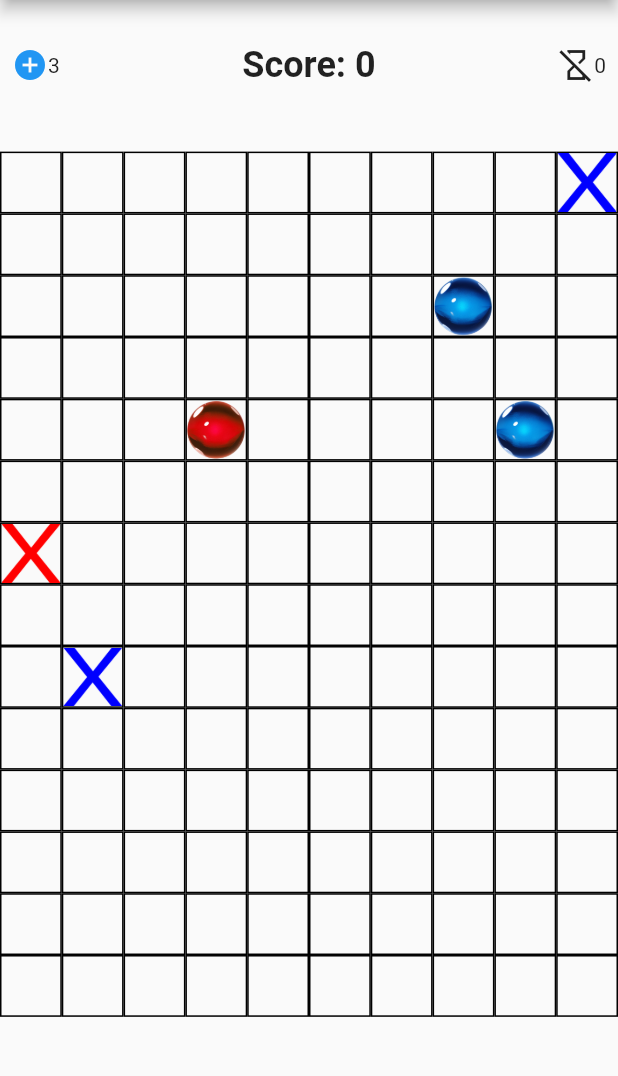
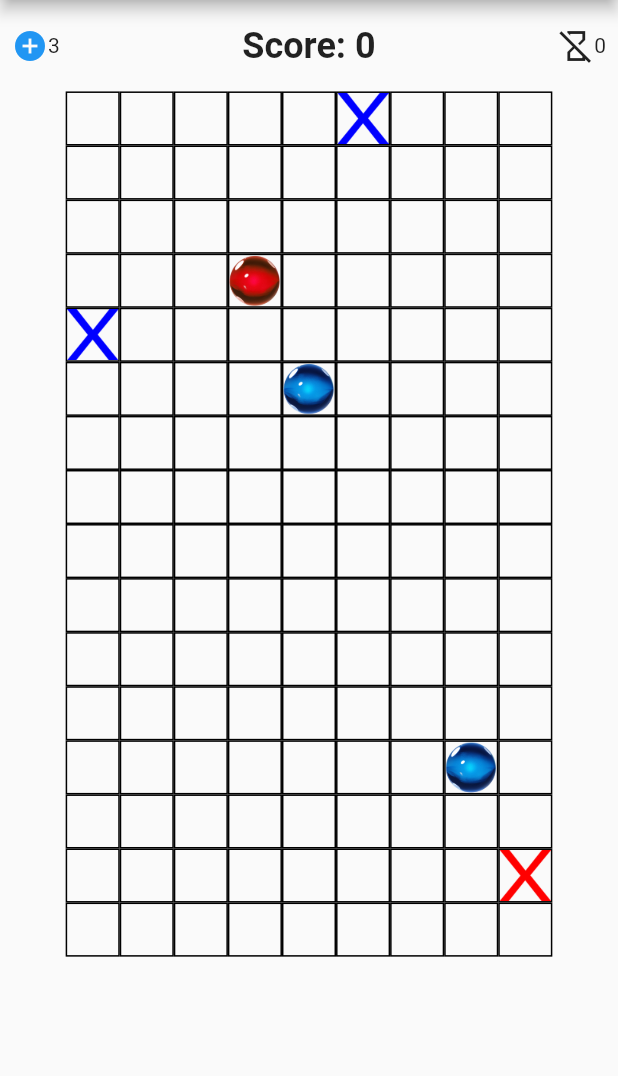
Before and after one commit to BigFlexLiu/connect-five, a Flutter app: the screen it shows after launch, after a tap on "Play", on a phone screen of 412 x 824 dp, the part 84-1160 px from its top. Run offline on Flutter 3.47's test engine with Material 2 defaults, Android fonts, the phone set to English and light mode, and no system bars; our stand-ins replace audioplayers, shared_preferences.

Commit message:
Make board size and position more controllable

```diff
--- a/lib/constant.dart
+++ b/lib/constant.dart
@@ -4,8 +4,9 @@ import 'package:flutter/material.dart';
 
 typedef Position = Point<int>;
 
-const WIDTH = 10;
-const HEIGHT = 15;
+const MAXNUMGRIDS = 150;
+const horitzontalScreenUsageRatio = 0.9;
+const verticalScreenUsageRatio = 0.7;
 const N = null;
 
 const images = [
--- a/lib/main.dart
+++ b/lib/main.dart
@@ -2,10 +2,12 @@ import 'dart:math';
 
 import 'package:connect_five/bloc/game_board_notifier.dart';
 import 'package:connect_five/screens/menu.dart';
+import 'package:connect_five/util/util.dart';
 import 'package:flutter/material.dart';
 import 'package:provider/provider.dart';
 
 import 'bloc/leaderboard.dart';
+import 'constant.dart';
 
 void main() {
   runApp(const MyApp());
@@ -17,22 +19,14 @@ class MyApp extends StatelessWidget {
   @override
   Widget build(BuildContext context) {
     // Get the screen size
-    Size screenSize = MediaQuery.of(context).size;
+    final Size screenSize = MediaQuery.of(context).size;
 
-    // Calculate total grid area (80% of screen area)
-    final double totalGridArea = screenSize.width * screenSize.height * 0.7;
-
-    // Calculate area, width, and height of each grid item
-    final double gridItemArea = totalGridArea / 150;
-    final double gridItemSize = sqrt(gridItemArea);
-
-    // Estimate number of rows and columns
-    final int cols = (screenSize.width / gridItemSize).floor();
-    final int rows = (screenSize.height * 0.7 / gridItemSize).floor();
+    final Point<int> boardSize = getNumRowAndCol(screenSize);
 
     return MultiProvider(
       providers: [
-        ChangeNotifierProvider(create: (_) => GameBoardNotifier(cols, rows)),
+        ChangeNotifierProvider(
+            create: (_) => GameBoardNotifier(boardSize.x, boardSize.y)),
         ChangeNotifierProvider(
           create: (context) => LeaderBoardProvider(),
         ),
--- a/lib/screens/game_screen.dart
+++ b/lib/screens/game_screen.dart
@@ -41,19 +41,19 @@ class _GameScreenState extends State<GameScreen> {
 
   @override
   Widget build(BuildContext context) {
+    final gameBoard = Provider.of<GameBoardNotifier>(context);
     // Get the screen size
     Size screenSize = MediaQuery.of(context).size;
 
-    // Calculate total grid area (80% of screen area)
-    final double totalGridArea = screenSize.width * screenSize.height * 0.7;
+    // Calculate total grid area (80% of horizontal screen with 70% of vertical screen)
+    final double width = screenSize.width * horitzontalScreenUsageRatio;
+    final double height = screenSize.height * verticalScreenUsageRatio;
 
-    // Calculate area, width, and height of each grid item
-    final double gridItemArea = totalGridArea / 150;
-    final double gridItemSize = sqrt(gridItemArea);
+    final double gridItemSize =
+        min(width / gameBoard.width, height / gameBoard.height);
 
-    final int cols = (screenSize.width / gridItemSize).floor();
-
-    final double actualGridWidth = screenSize.width / cols;
+    final double actualWidth = gridItemSize * gameBoard.width;
+    final double actualHeight = gridItemSize * gameBoard.height;
 
     return WillPopScope(
       onWillPop: () async => false,
@@ -78,22 +78,13 @@ class _GameScreenState extends State<GameScreen> {
                   },
                 ),
               ]),
-          body: LayoutBuilder(
-            builder:
-                (BuildContext context, BoxConstraints viewportConstraints) {
-              final gameBoard = Provider.of<GameBoardNotifier>(context);
-              return ConstrainedBox(
-                constraints: BoxConstraints(
-                  minHeight: viewportConstraints.maxHeight,
-                ),
-                child: Column(
+          body: Column(
             mainAxisSize: MainAxisSize.min,
             mainAxisAlignment: MainAxisAlignment.spaceBetween,
             children: <Widget>[
-                    SizedBox(height: viewportConstraints.maxHeight * 0.02),
+              SizedBox(height: screenSize.height * 0.02),
               Padding(
-                      padding: const EdgeInsetsDirectional.symmetric(
-                          horizontal: 8.0),
+                padding: const EdgeInsetsDirectional.symmetric(horizontal: 8.0),
                 child: Row(
                   children: [
                     Icon(
@@ -118,21 +109,21 @@ class _GameScreenState extends State<GameScreen> {
                   ],
                 ),
               ),
-                    SizedBox(height: viewportConstraints.maxHeight * 0.02),
-                    SizedBox(
-                        height: viewportConstraints.maxHeight * 0.8,
+              SizedBox(height: screenSize.height * 0.02),
+              Center(
+                child: SizedBox(
+                    height: actualHeight,
+                    width: actualWidth,
                     child: LayoutBuilder(
                       builder: (context, constraints) {
                         return GestureDetector(
                           onPanDown: (details) {
                             final RenderBox renderBox =
                                 context.findRenderObject() as RenderBox;
-                                final localPosition = renderBox
-                                    .globalToLocal(details.globalPosition);
-                                final x = (localPosition.dx / actualGridWidth)
-                                    .floor();
-                                final y = (localPosition.dy / actualGridWidth)
-                                    .floor();
+                            final localPosition =
+                                renderBox.globalToLocal(details.globalPosition);
+                            final x = (localPosition.dx / gridItemSize).floor();
+                            final y = (localPosition.dy / gridItemSize).floor();
                             Provider.of<GameBoardNotifier>(context,
                                     listen: false)
                                 .startTouch(x, y);
@@ -140,12 +131,10 @@ class _GameScreenState extends State<GameScreen> {
                           onPanUpdate: (details) {
                             final RenderBox renderBox =
                                 context.findRenderObject() as RenderBox;
-                                final localPosition = renderBox
-                                    .globalToLocal(details.globalPosition);
-                                final x = (localPosition.dx / actualGridWidth)
-                                    .floor();
-                                final y = (localPosition.dy / actualGridWidth)
-                                    .floor();
+                            final localPosition =
+                                renderBox.globalToLocal(details.globalPosition);
+                            final x = (localPosition.dx / gridItemSize).floor();
+                            final y = (localPosition.dy / gridItemSize).floor();
                             Provider.of<GameBoardNotifier>(context,
                                     listen: false)
                                 .updateTouch(x, y);
@@ -154,19 +143,12 @@ class _GameScreenState extends State<GameScreen> {
                                   context,
                                   listen: false)
                               .endTouch(),
-                              child: AspectRatio(
-                                aspectRatio: gameBoard.width / gameBoard.height,
-                                child: GridView.builder(
-                                  physics: const NeverScrollableScrollPhysics(),
-                                  itemCount: gameBoard.width * gameBoard.height,
-                                  gridDelegate:
-                                      SliverGridDelegateWithFixedCrossAxisCount(
-                                    crossAxisCount: gameBoard.width,
-                                  ),
-                                  itemBuilder:
-                                      (BuildContext context, int index) {
-                                    final int x = index % gameBoard.width;
-                                    final int y = index ~/ gameBoard.width;
+                          child: Column(
+                              children: List.generate(gameBoard.height, (row) {
+                            return Row(
+                                children: List.generate(gameBoard.width, (col) {
+                              final int x = col;
+                              final int y = row;
 
                               final position = Point(x, y);
                               final isTaken =
@@ -189,9 +171,7 @@ class _GameScreenState extends State<GameScreen> {
 
                               // Define the color for the Container decoration based on certain conditions
                               final boxColor =
-                                        (isTaken || isInConnectFive)
-                                            ? color
-                                            : null;
+                                  (isTaken || isInConnectFive) ? color : null;
                               // Define the image for the Container child based on certain conditions
                               final containerImage = (image != null)
                                   ? AssetImage(image)
@@ -199,31 +179,89 @@ class _GameScreenState extends State<GameScreen> {
                                       ? AssetImage(previewImage)
                                       : null;
                               // Define the child for the Container based on whether there's an image or not
-                                    final containerChild =
-                                        (containerImage != null)
+                              final containerChild = (containerImage != null)
                                   ? Image(
                                       image: containerImage,
                                       fit: BoxFit.contain)
                                   : null;
                               // Return the Container
                               return Container(
+                                width: gridItemSize,
+                                height: gridItemSize,
                                 decoration: BoxDecoration(
                                   border: Border.all(),
                                   color: boxColor,
                                 ),
                                 child: containerChild,
                               );
-                                  },
-                                ),
-                              ),
+                            }));
+                          })),
+                          // children: [
+                          //   GridView.builder(
+                          //     physics: const NeverScrollableScrollPhysics(),
+                          //     itemCount: gameBoard.width * gameBoard.height,
+                          //     gridDelegate:
+                          //         SliverGridDelegateWithFixedCrossAxisCount(
+                          //       crossAxisCount: gameBoard.width,
+                          //     ),
+                          //     itemBuilder: (BuildContext context, int index) {
+                          //       final int x = index %
+                          //           ((gameBoard.width - horizontalOffset) *
+                          //                   horitzontalScreenUsageRatio)
+                          //               .floor();
+                          //       final int y = index ~/ gameBoard.width;
+
+                          //       final position = Point(x, y);
+                          //       final isTaken =
+                          //           Provider.of<GameBoardNotifier>(context)
+                          //               .movePath
+                          //               .contains(position);
+                          //       final isInConnectFive =
+                          //           Provider.of<GameBoardNotifier>(context)
+                          //               .connectiveFivePos
+                          //               .contains(position);
+                          //       final color =
+                          //           Provider.of<GameBoardNotifier>(context)
+                          //               .getPositionColor(position);
+                          //       final previewImage =
+                          //           Provider.of<GameBoardNotifier>(context)
+                          //               .previewImage(position);
+                          //       final image =
+                          //           Provider.of<GameBoardNotifier>(context)
+                          //               .selectedSpotImage(position);
+
+                          //       // Define the color for the Container decoration based on certain conditions
+                          //       final boxColor =
+                          //           (isTaken || isInConnectFive) ? color : null;
+                          //       // Define the image for the Container child based on certain conditions
+                          //       final containerImage = (image != null)
+                          //           ? AssetImage(image)
+                          //           : (previewImage != null)
+                          //               ? AssetImage(previewImage)
+                          //               : null;
+                          //       // Define the child for the Container based on whether there's an image or not
+                          //       final containerChild = (containerImage != null)
+                          //           ? Image(
+                          //               image: containerImage,
+                          //               fit: BoxFit.contain)
+                          //           : null;
+                          //       // Return the Container
+                          //       return Container(
+                          //         decoration: BoxDecoration(
+                          //           border: Border.all(),
+                          //           color: boxColor,
+                          //         ),
+                          //         child: containerChild,
+                          //       );
+                          //     },
+                          //   ),
+                          // ],
                         );
                       },
                     )),
-                    SizedBox(height: viewportConstraints.maxHeight * 0.05),
+              ),
+              SizedBox(height: screenSize.height * 0.05),
             ],
-                ),
-              );
-            },
           ),
         ),
       ),
--- /dev/null
+++ b/lib/util/util.dart
@@ -0,0 +1,28 @@
+import 'dart:math';
+import 'dart:ui';
+
+import '../constant.dart';
+
+/// Determine the number of rows and columns the game board should have
+/// based on the screen size.
+/// Produces (cols, rows)
+Point<int> getNumRowAndCol(Size screenSize) {
+  // Calculate total grid area (80% of horizontal screen with 70% of vertical screen)
+  final double width = screenSize.width * horitzontalScreenUsageRatio;
+  final double height = screenSize.height * verticalScreenUsageRatio;
+  final double totalGridArea = width * height;
+
+  // Use aspect ratio to determine the ratio of rows and columns
+  final double aspectRatio = width / height;
+
+  // Using the aspect ratio, calculate the number of rows and columns to fill the screen with
+  // Calculation as follows:
+  // Row / Col = aspectRatio
+  // Row * Col = MAXNUMGRIDS
+  // Row^2 = MAXNUMGRIDS * aspectRatio
+  // Row = sqrt(MAXNUMGRIDS * aspectRatio)
+  final int rows = sqrt(MAXNUMGRIDS * aspectRatio).floor();
+  final int cols = (MAXNUMGRIDS / rows).floor();
+
+  return Point<int>(rows, cols);
+}
```
Lines whose indentation alone changed are shown as unchanged.
